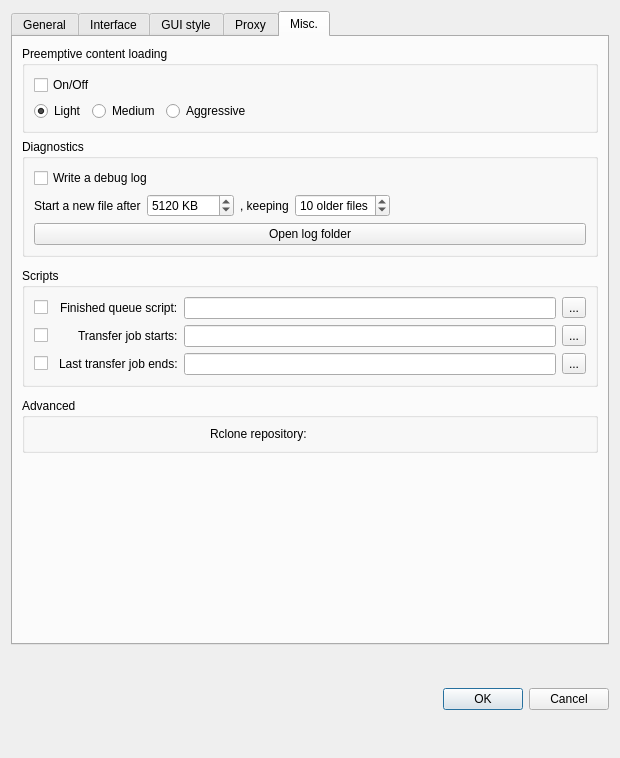
Old version of the form src/preferences_dialog.ui in the repository totza2010/RcloneBrowser.
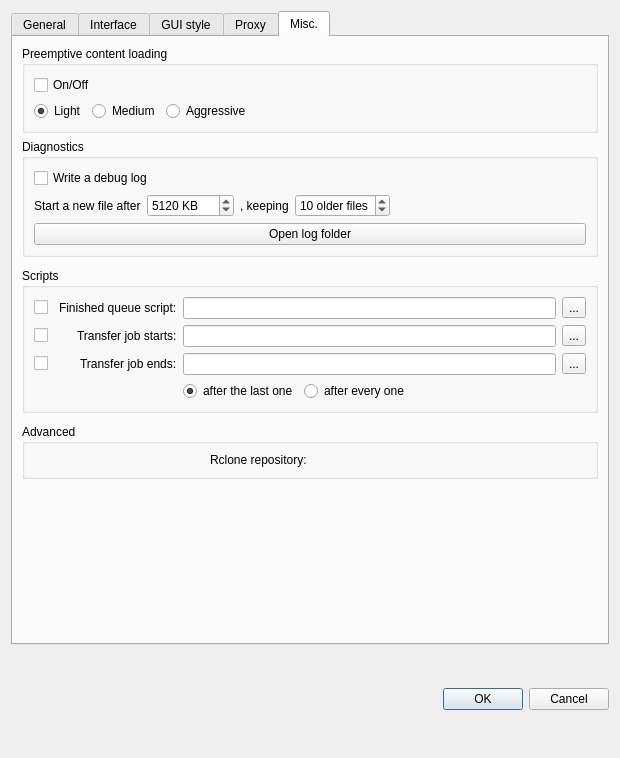
New version of the form. The open tabs and pages were chosen to show the change.

What changed in the file:
```diff
--- a/src/preferences_dialog.ui
+++ b/src/preferences_dialog.ui
@@ -1510,10 +1510,50 @@
           <item row="4" column="3" alignment="Qt::AlignRight">
            <widget class="QLabel" name="label_9">
             <property name="text">
-             <string>Last transfer job ends:</string>
+             <string>Transfer job ends:</string>
             </property>
            </widget>
           </item>
+          <item row="5" column="4">
+           <layout class="QHBoxLayout" name="horizontalLayout_jobFinishedWhen">
+            <item>
+             <widget class="QRadioButton" name="rb_jobFinishedWhen_last">
+              <property name="toolTip">
+               <string>&lt;html&gt;&lt;head/&gt;&lt;body&gt;&lt;p&gt;Run it once, when nothing is transferring any more. A queue of three jobs runs it once, at the end.&lt;/p&gt;&lt;/body&gt;&lt;/html&gt;</string>
+              </property>
+              <property name="text">
+               <string>after the last one</string>
+              </property>
+              <property name="checked">
+               <bool>true</bool>
+              </property>
+             </widget>
+            </item>
+            <item>
+             <widget class="QRadioButton" name="rb_jobFinishedWhen_every">
+              <property name="toolTip">
+               <string>&lt;html&gt;&lt;head/&gt;&lt;body&gt;&lt;p&gt;Run it every time a transfer job finishes. A queue of three jobs runs it three times.&lt;/p&gt;&lt;/body&gt;&lt;/html&gt;</string>
+              </property>
+              <property name="text">
+               <string>after every one</string>
+              </property>
+             </widget>
+            </item>
+            <item>
+             <spacer name="horizontalSpacer_jobFinishedWhen">
+              <property name="orientation">
+               <enum>Qt::Horizontal</enum>
+              </property>
+              <property name="sizeHint" stdset="0">
+               <size>
+                <width>40</width>
+                <height>20</height>
+               </size>
+              </property>
+             </spacer>
+            </item>
+           </layout>
+          </item>
           <item row="0" column="2">
            <spacer name="horizontalSpacer_7">
             <property name="orientation">
```
Left out of the diff: 2 changed lines with no effect on the pictures.
